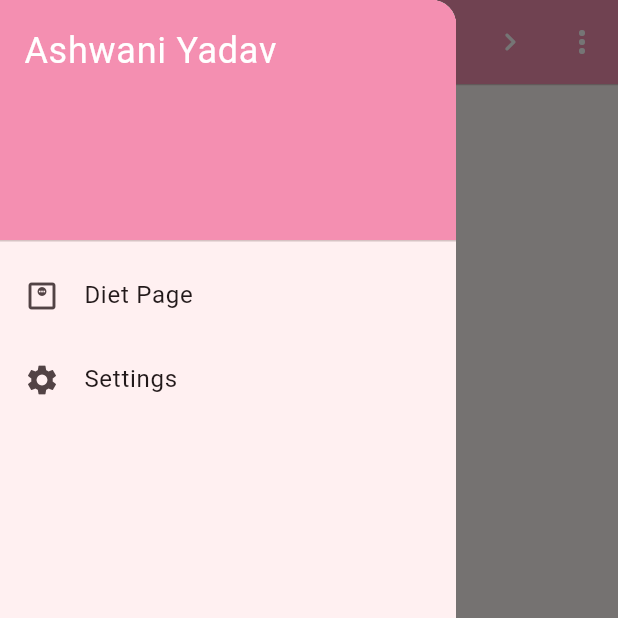
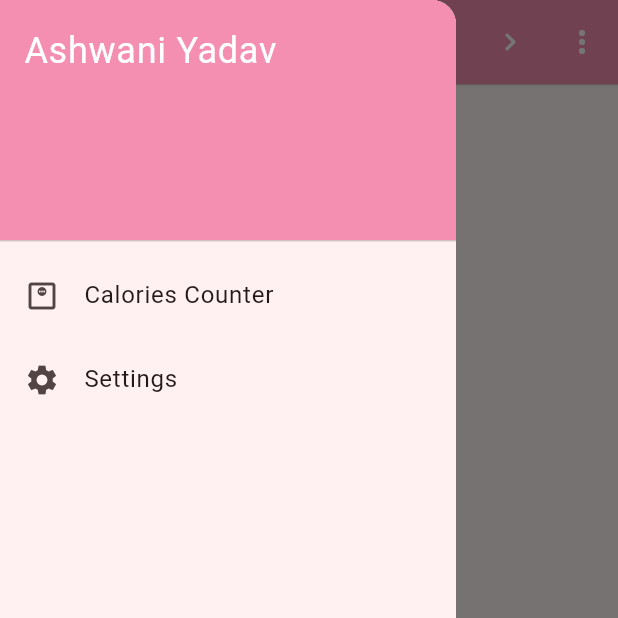
Before and after one commit to AshwaniDev101/Flutter-DisciplinePlus, a Flutter app: the HomePage screen opened directly, with the side drawer open, on a phone screen of 412 x 824 dp, the top half of it. Run offline on Flutter 3.47's test engine with Material 3 defaults, Android fonts, the phone set to English and light mode, and no system bars; drawn by our look-alikes of sliding_up_panel; our stand-ins replace cloud_firestore, firebase_core, hive_flutter, just_audio, rxdart; accounts and stored records are empty; generated files the repository leaves out were written again.

Commit message:
few refactors and improvements

```diff
--- a/lib/drawer/drawer.dart
+++ b/lib/drawer/drawer.dart
@@ -35,7 +35,7 @@ class _CustomDrawerState extends State<CustomDrawer> {
 
           ListTile(
             leading: Icon(Icons.monitor_weight_outlined),
-            title: Text('Diet Page'),
+            title: Text('Calories Counter'),
             onTap: () {
               Navigator.push(
                 context,
--- a/lib/main.dart
+++ b/lib/main.dart
@@ -55,8 +55,8 @@ class MyApp extends StatelessWidget {
         colorScheme: ColorScheme.fromSeed(seedColor: Constants.background_color),
         useMaterial3: true,
       ),
-      // home: HomePage(),
-      home: CaloriesCounterPage()
+      home: HomePage(),
+      // home: CaloriesCounterPage()
       // home: CalorieHistoryPage()
     );
 
--- a/lib/pages/calories_counter_page/calories_counter_page.dart
+++ b/lib/pages/calories_counter_page/calories_counter_page.dart
@@ -23,7 +23,7 @@ class _CaloriesCounterPageState extends State<CaloriesCounterPage> {
           style: TextStyle(
               fontWeight: FontWeight.bold, fontSize: 20, color: Colors.white),
         ),
-
+        iconTheme: const IconThemeData(color: Colors.white),
         backgroundColor: Colors.pink[200],
 
         actions: [
--- a/lib/pages/calories_counter_page/widgets/food_quantity_selector.dart
+++ b/lib/pages/calories_counter_page/widgets/food_quantity_selector.dart
@@ -173,6 +173,7 @@ class _FoodQuantitySelectorState extends State<FoodQuantitySelector> {
             width: 40,
             height: 40,
             child: TextField(
+              enabled: false,// remove this to enable editing
               style: const TextStyle(
                 color: Colors.grey,
                 fontSize: 16.0,
--- a/lib/pages/heatmap_page/heatmap_panel.dart
+++ b/lib/pages/heatmap_page/heatmap_panel.dart
@@ -8,6 +8,7 @@ class HeatmapPanel extends StatelessWidget {
   @override
   Widget build(BuildContext c) {
     return const Column(
+
       children: [
         SizedBox(height: 80, child: MonthHeatmap(heatLevelMap:{'1':10,'2':20,'3':30,'4':40,'5':50,'6':60,'7':70,'8':80,'9':90,'10':100})),
         SizedBox(height: 450, child: HeatmapCalender()),
--- a/lib/pages/listpage/home_page.dart
+++ b/lib/pages/listpage/home_page.dart
@@ -128,14 +128,7 @@ class _HomePageState extends State<HomePage> with RouteAware {
             maxHeight: _panelMaxHeight,
             onPanelSlide: (v) => slidingPanelNotifier.value = v,
             panel: const HeatmapPanel(),
-            body: PageView(
-
-              controller: _controller,
-              children: [
-
-
-
-                Column(
+            body: Column(
               crossAxisAlignment: CrossAxisAlignment.stretch,
               children: [
 
@@ -158,10 +151,6 @@ class _HomePageState extends State<HomePage> with RouteAware {
                   ),
                 ),
               ],
-                ),
-
-              ],
-
             ),
           ),
         ),
```
Also changed, not shown: lib/database/services/firebase_calories_service.dart (+10 -3 lines), lib/pages/calories_counter_page/calorie_history_page/calorie_history_page.dart (+22 -12 lines). Lines whose indentation alone changed are shown as unchanged.
